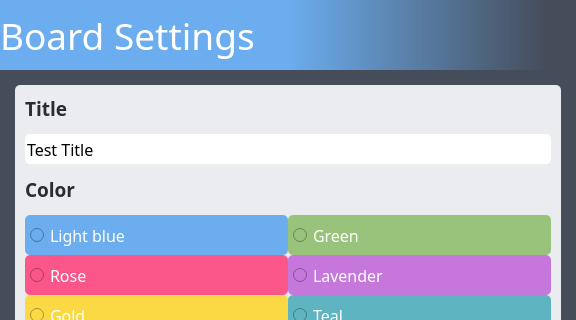
The window that src/ui/board_settings.ui (dulapahv/Kanbaru) describes before a commit, drawn with Qt 5; both pictures show x 0 to 576 and y 0 to 320 of the 576 by 678 pixel window.
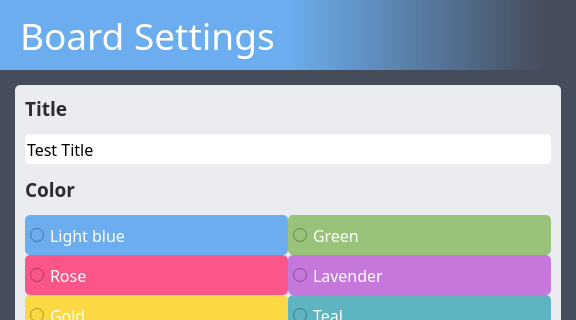
The same window after the commit.

Patch:
```diff
--- a/src/ui/board_settings.ui
+++ b/src/ui/board_settings.ui
@@ -49,7 +49,8 @@
       </property>
       <property name="styleSheet">
        <string notr="true">background-color: qlineargradient(spread:pad, x1:0.5, y1:0.5, x2:0.95, y2:0.5, stop:0 rgba(107, 173, 238, 255), stop:1 rgba(69, 76, 90, 255));
-color: #ffffff;</string>
+color: #ffffff;
+padding: 0px 0px 0px 10px;</string>
       </property>
       <property name="text">
        <string>Board Settings</string>
```
